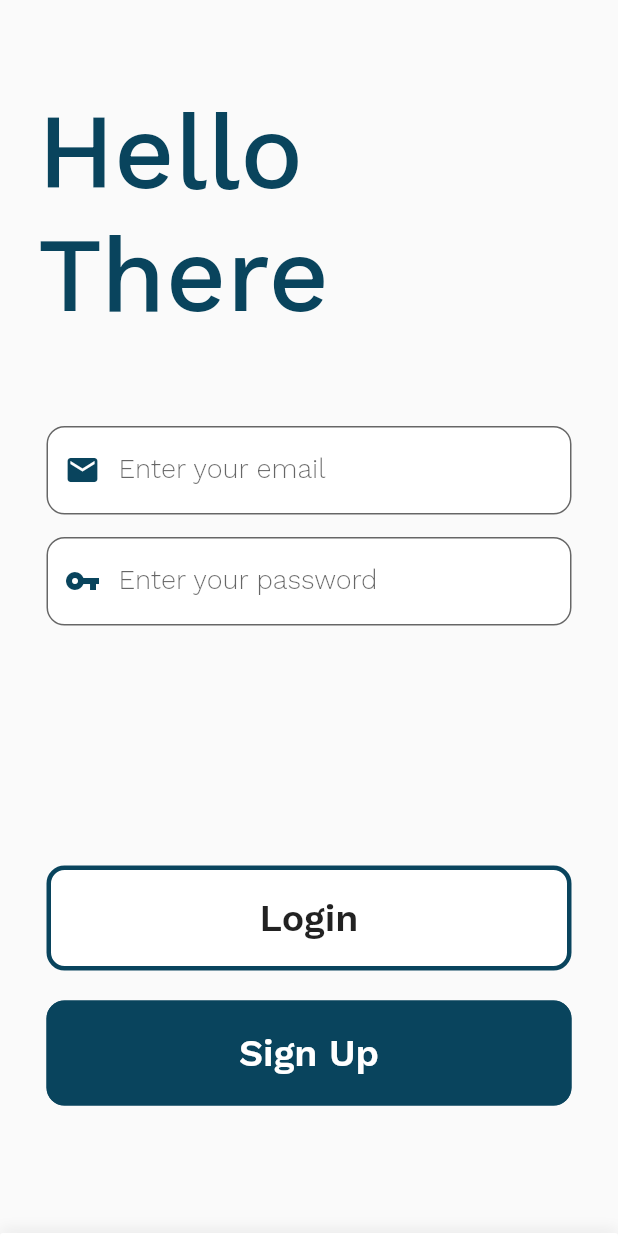
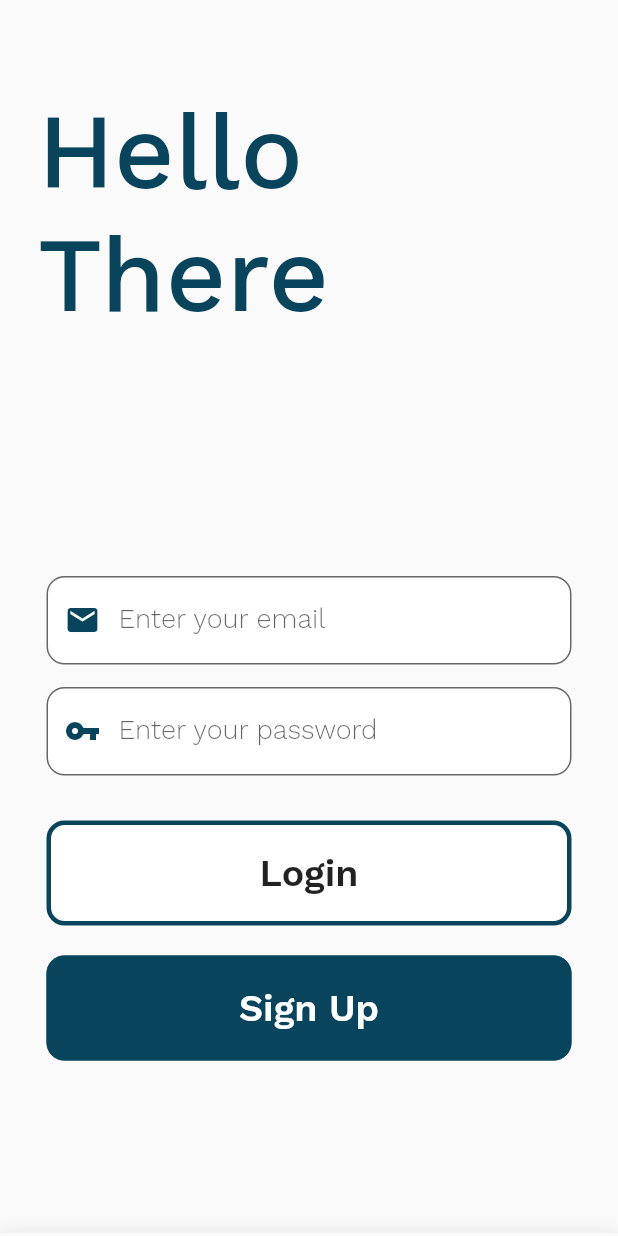
Before and after one commit to palcodes/auth-app, a Flutter app: the screen it shows after launch, on a phone screen of 412 x 824 dp. Run offline on Flutter 3.47's test engine with Material 2 defaults, Android fonts, the phone set to English and light mode, and no system bars; drawn by our look-alikes of sliding_up_panel; our stand-ins replace cloud_firestore, firebase_auth, fluttertoast, google_fonts; accounts and stored records are empty.

Commit message:
fixed a bug, for login fields

```diff
--- a/lib/ui/login.dart
+++ b/lib/ui/login.dart
@@ -39,9 +39,7 @@ class _LoginScreenState extends State<LoginScreen> {
       topRight: Radius.circular(12.0),
     );
 
-    return Scaffold(
-      resizeToAvoidBottomInset: true,
-      body: SlidingUpPanel(
+    return SlidingUpPanel(
       borderRadius: radius,
       parallaxEnabled: true,
       controller: panelController,
@@ -72,7 +70,7 @@ class _LoginScreenState extends State<LoginScreen> {
                   Container(
                       width: 350,
                       margin: EdgeInsets.only(
-                            top: 60, bottom: 10, right: 30, left: 30),
+                          top: 160, bottom: 10, right: 30, left: 30),
                       child: TextFormField(
                         controller: emailController,
                         keyboardType: TextInputType.emailAddress,
@@ -137,7 +135,7 @@ class _LoginScreenState extends State<LoginScreen> {
                   ),
                   Container(
                     margin: EdgeInsets.only(
-                          top: 150, left: 20, right: 20, bottom: 10),
+                        top: 20, left: 20, right: 20, bottom: 10),
                     width: 350,
                     height: 70,
                     child: RaisedButton(
@@ -157,7 +155,7 @@ class _LoginScreenState extends State<LoginScreen> {
                   ),
                   Container(
                     margin: EdgeInsets.only(
-                          top: 10, left: 20, right: 20, bottom: 5),
+                        top: 10, left: 20, right: 20, bottom: 12),
                     width: 350,
                     height: 70,
                     child: RaisedButton(
@@ -183,7 +181,6 @@ class _LoginScreenState extends State<LoginScreen> {
           ],
         ),
       ),
-      ),
     );
   }
 
--- a/lib/ui/signup.dart
+++ b/lib/ui/signup.dart
@@ -54,7 +54,8 @@ class _SignUpScreenState extends State<SignUpScreen> {
 
   @override
   Widget build(BuildContext context) {
-    return ListView(children: <Widget>[
+    return Scaffold(
+      body: ListView(children: <Widget>[
         Container(
             alignment: Alignment.center,
             margin: EdgeInsets.only(top: 7),
@@ -215,7 +216,8 @@ class _SignUpScreenState extends State<SignUpScreen> {
                         )),
                   )),
               Container(
-              margin: EdgeInsets.only(top: 20, left: 20, right: 20, bottom: 10),
+                margin:
+                    EdgeInsets.only(top: 20, left: 20, right: 20, bottom: 10),
                 width: 350,
                 height: 60,
                 child: RaisedButton(
@@ -245,7 +247,8 @@ class _SignUpScreenState extends State<SignUpScreen> {
             ],
           ),
         )
-    ]);
+      ]),
+    );
   }
 
   @override
```
Lines whose indentation alone changed are shown as unchanged.
